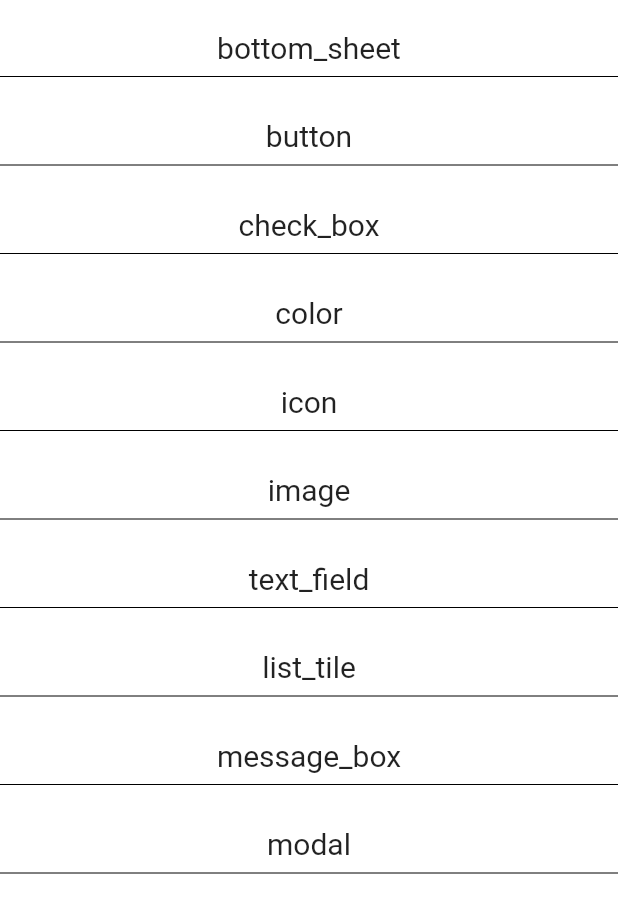
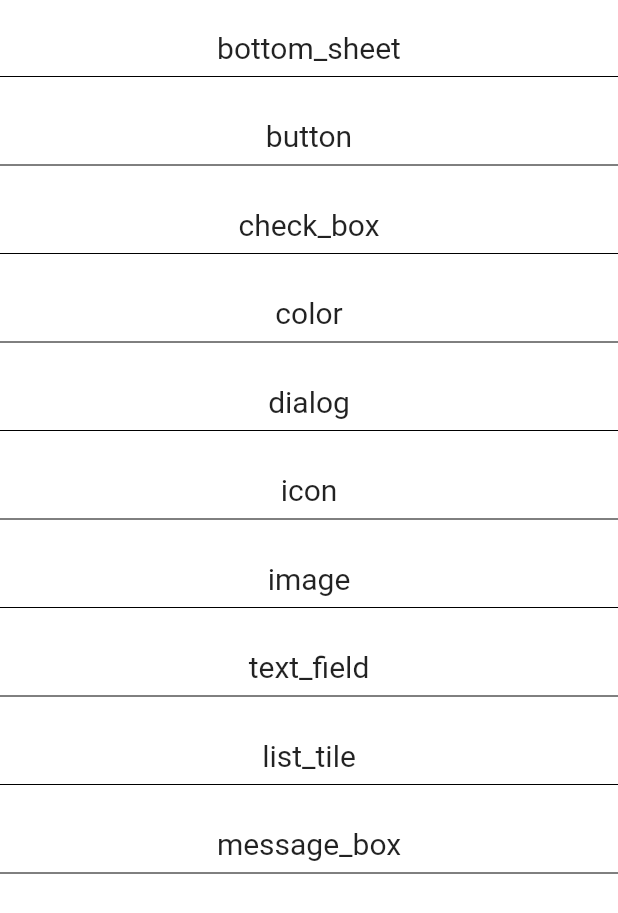
Before and after one commit to Lotura-STAC/STAC-Flutter, a Flutter app: the screen it shows after launch, on a phone screen of 412 x 824 dp. Shown: the top 913 px of the screen. Run offline on Flutter 3.47's test engine with Material 2 defaults, Android fonts, the phone set to English and light mode, and no system bars; our stand-ins replace equatable, firebase_core, firebase_messaging, fluentui_system_icons, flutter_bloc, flutter_local_notifications and 3 more; accounts and stored records are empty; generated files the repository leaves out were written again.

Commit message:
클래스 & 파일명 변경

```diff
--- a/design_system/lib/modal/lotura_modal_view.dart
+++ b/design_system/lib/modal/lotura_dialog_view.dart
@@ -2,8 +2,8 @@ import 'package:design_system/button/lotura_text_button.dart';
 import 'package:design_system/color/lotura_color.dart';
 import 'package:flutter/material.dart';
 
-class LoturaModalView extends StatelessWidget {
-  const LoturaModalView({super.key});
+class LoturaDialogView extends StatelessWidget {
+  const LoturaDialogView({super.key});
 
   @override
   Widget build(BuildContext context) {
@@ -12,7 +12,7 @@ class LoturaModalView extends StatelessWidget {
       body: Center(
         child: LoturaTextButton(
           text: Text(
-            "모달 창 열기",
+            "다이얼로그 창 열기",
             style: TextStyle(color: LoturaColor.white),
           ),
         ),
--- a/design_system/lib/play_ground/design_system_play_ground_page.dart
+++ b/design_system/lib/play_ground/design_system_play_ground_page.dart
@@ -7,7 +7,7 @@ import 'package:design_system/icon/lotura_icon_view.dart';
 import 'package:design_system/image/lotura_image_view.dart';
 import 'package:design_system/list_tile/lotura_list_tile_view.dart';
 import 'package:design_system/message_box/lotura_message_box_view.dart';
-import 'package:design_system/modal/lotura_modal_view.dart';
+import 'package:design_system/modal/lotura_dialog_view.dart';
 import 'package:design_system/text_field/lotura_text_field_view.dart';
 import 'package:flutter/material.dart';
 
@@ -19,12 +19,12 @@ class DesignSystemPlayGroundPage extends StatelessWidget {
     "button",
     "check_box",
     "color",
+    "dialog",
     "icon",
     "image",
     "text_field",
     "list_tile",
     "message_box",
-    "modal"
   ];
 
   final Map<String, Widget> components = {
@@ -37,7 +37,7 @@ class DesignSystemPlayGroundPage extends StatelessWidget {
     "text_field": LoturaTextFieldView(),
     "list_tile": LoturaListTileView(),
     "message_box": LoturaMessageBoxView(),
-    "modal": LoturaModalView()
+    "dialog": LoturaDialogView()
   };
 
   @override
```
